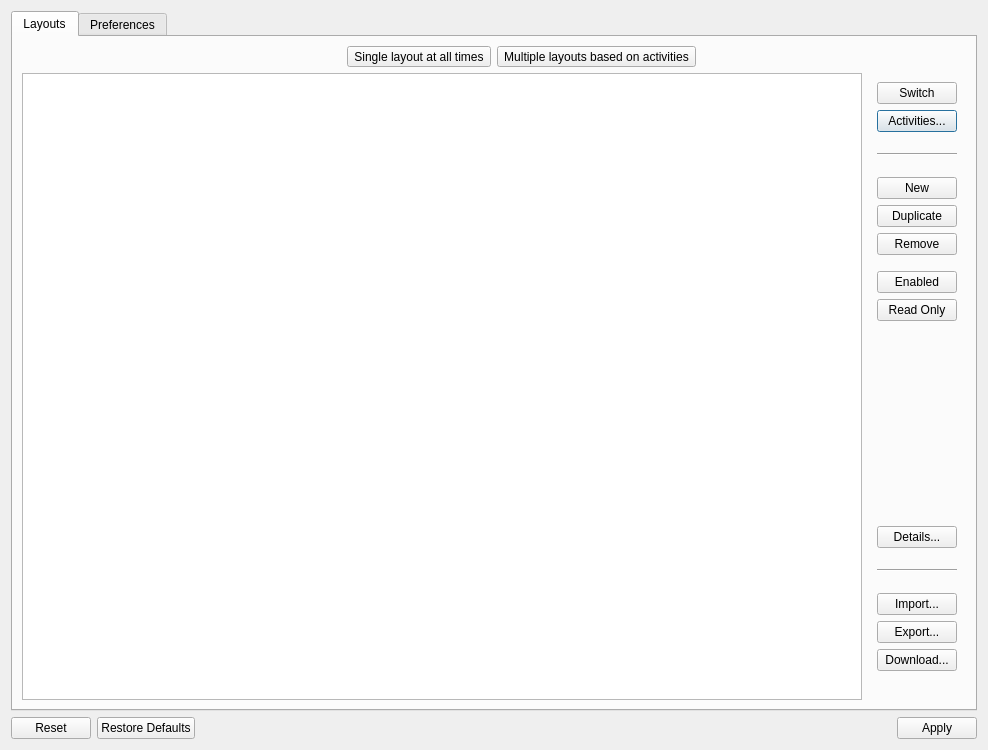
KDE/latte-dock, file app/settings/settingsdialog/settingsdialog.ui: the form before one commit.
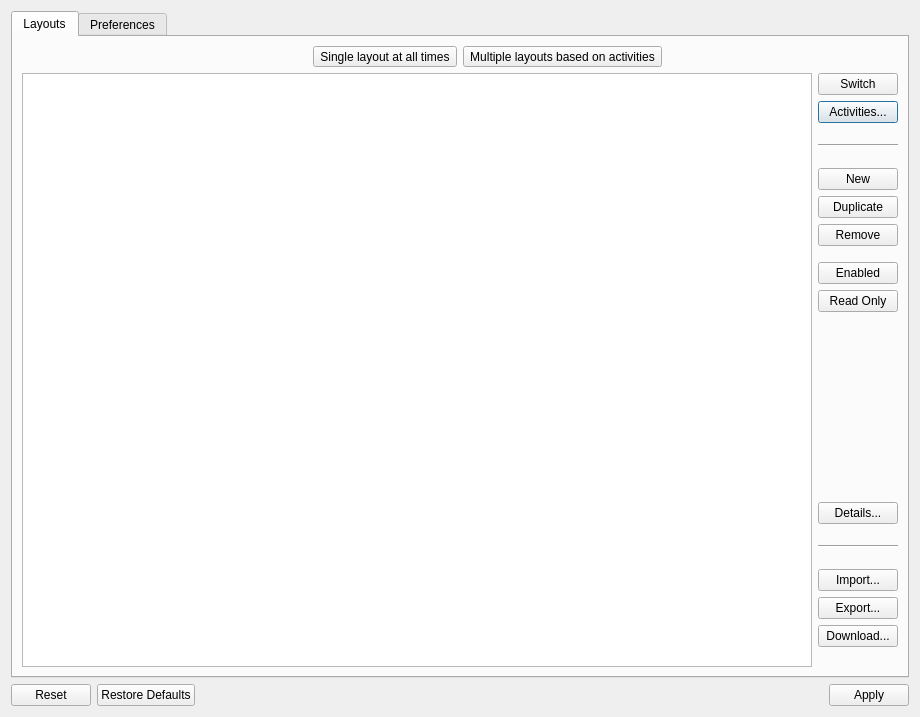
The form after the commit. Icons and pictures are not drawn. Custom widgets are drawn as their Qt base class.

Commit message: fix margins in settings dialogs

What changed in the file:
```diff
--- a/app/settings/settingsdialog/settingsdialog.ui
+++ b/app/settings/settingsdialog/settingsdialog.ui
@@ -6,8 +6,8 @@
    <rect>
     <x>0</x>
     <y>0</y>
-    <width>988</width>
-    <height>750</height>
+    <width>920</width>
+    <height>717</height>
    </rect>
   </property>
   <property name="sizePolicy">
@@ -159,6 +159,18 @@
            <item>
             <widget class="QWidget" name="widget" native="true">
              <layout class="QVBoxLayout" name="verticalLayout">
+              <property name="leftMargin">
+               <number>0</number>
+              </property>
+              <property name="topMargin">
+               <number>0</number>
+              </property>
+              <property name="rightMargin">
+               <number>0</number>
+              </property>
+              <property name="bottomMargin">
+               <number>0</number>
+              </property>
               <item>
                <widget class="QPushButton" name="switchButton">
                 <property name="text">
```
Left out of the diff: 6 changed lines with no effect on the pictures. The commit also changes 1 other file.
